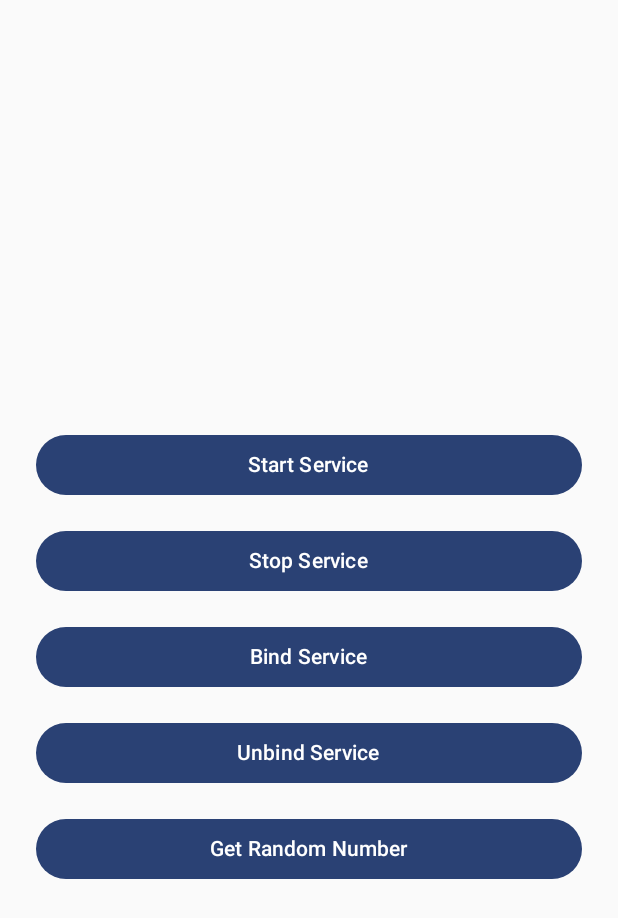
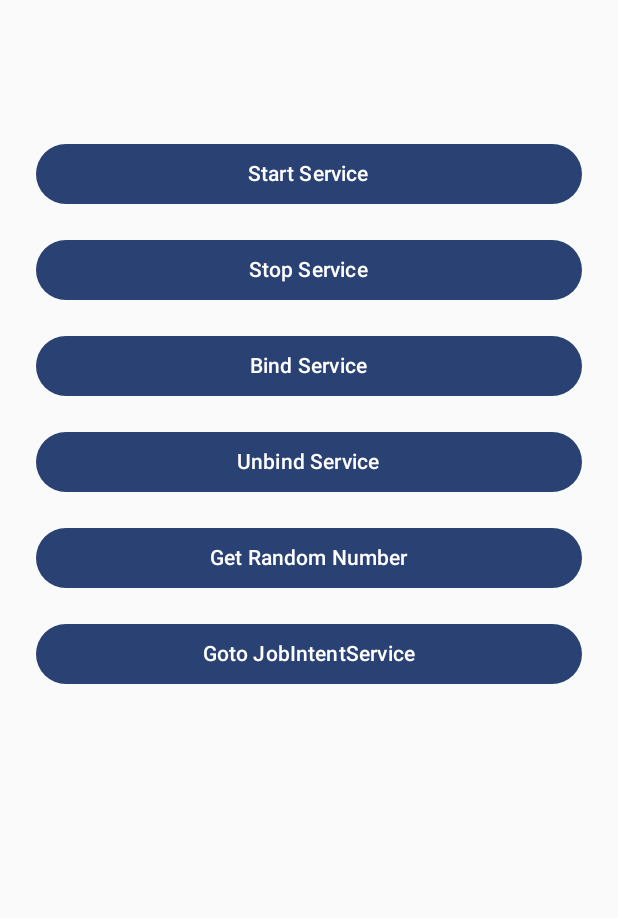
Before and after one commit to gunishjain/ServicesPlayground, an Android app built with Jetpack Compose: the screen it shows after launch (MainActivity), on a phone screen of 412 x 824 dp. Shown: the top 918 px of the screen. Run offline under Robolectric (Android 15) with nearby library versions, the phone set to English and light mode, and no system bars.

Commit message:
implement jobintent service

```diff
--- a/app/build.gradle.kts
+++ b/app/build.gradle.kts
@@ -2,6 +2,7 @@ plugins {
     alias(libs.plugins.android.application)
     alias(libs.plugins.kotlin.android)
     alias(libs.plugins.kotlin.compose)
+    kotlin("plugin.serialization")
 }
 
 android {
@@ -56,4 +57,8 @@ dependencies {
     androidTestImplementation(libs.androidx.compose.ui.test.junit4)
     debugImplementation(libs.androidx.compose.ui.tooling)
     debugImplementation(libs.androidx.compose.ui.test.manifest)
+
+    implementation("androidx.navigation:navigation-compose:2.9.5")
+
+
 }
--- a/app/src/main/AndroidManifest.xml
+++ b/app/src/main/AndroidManifest.xml
@@ -1,6 +1,8 @@
 <?xml version="1.0" encoding="utf-8"?>
 <manifest xmlns:android="http://schemas.android.com/apk/res/android"
     xmlns:tools="http://schemas.android.com/tools">
+
+    <uses-permission android:name="android.permission.WAKE_LOCK"/>
 
     <application
         android:allowBackup="true"
@@ -23,7 +25,9 @@
             </intent-filter>
         </activity>
 
-        <service android:name=".MyService"/>
+        <service android:name=".boundservice.MyService"/>
+
+        <service android:name=".jobintentservice.MyJIService" android:permission="android.permission.BIND_JOB_SERVICE"/>
 
     </application>
 
--- a/app/src/main/java/com/gunishjain/servicesplayground/MainActivity.kt
+++ b/app/src/main/java/com/gunishjain/servicesplayground/MainActivity.kt
@@ -2,7 +2,6 @@ package com.gunishjain.servicesplayground
 
 import android.content.ComponentName
 import android.content.Context
-import android.content.Context.BIND_AUTO_CREATE
 import android.content.Intent
 import android.content.ServiceConnection
 import android.os.Bundle
@@ -10,30 +9,21 @@ import android.os.IBinder
 import androidx.activity.ComponentActivity
 import androidx.activity.compose.setContent
 import androidx.activity.enableEdgeToEdge
-import androidx.compose.foundation.layout.Arrangement
-import androidx.compose.foundation.layout.Column
-import androidx.compose.foundation.layout.Spacer
-import androidx.compose.foundation.layout.fillMaxSize
-import androidx.compose.foundation.layout.fillMaxWidth
-import androidx.compose.foundation.layout.height
-import androidx.compose.foundation.layout.padding
-import androidx.compose.material3.Button
-import androidx.compose.material3.ButtonDefaults
-import androidx.compose.material3.MaterialTheme
-import androidx.compose.material3.Scaffold
-import androidx.compose.material3.Text
-import androidx.compose.runtime.Composable
 import androidx.compose.runtime.getValue
 import androidx.compose.runtime.mutableStateOf
 import androidx.compose.runtime.setValue
-import androidx.compose.ui.Alignment
-import androidx.compose.ui.Modifier
-import androidx.compose.ui.tooling.preview.Preview
-import androidx.compose.ui.unit.dp
+import androidx.navigation.compose.NavHost
+import androidx.navigation.compose.composable
+import androidx.navigation.compose.rememberNavController
+import com.gunishjain.servicesplayground.boundservice.MyService
+import com.gunishjain.servicesplayground.boundservice.ServiceControlScreen
+import com.gunishjain.servicesplayground.jobintentservice.JobIntentServiceComposable
+import com.gunishjain.servicesplayground.jobintentservice.MyJIService
 import com.gunishjain.servicesplayground.ui.theme.ServicesPlaygroundTheme
 
 class MainActivity : ComponentActivity() {
     private var service: MyService? = null
+    private var myJIService: MyJIService  = MyJIService()
     private var isBound = false
     var number by mutableStateOf<String?>(null)
         private set
@@ -78,20 +68,50 @@ class MainActivity : ComponentActivity() {
         enableEdgeToEdge()
         setContent {
             ServicesPlaygroundTheme {
-                    ServiceControlScreen(
-                        getRandomNumber = { getRandomNumber() },
-                        number = number ,
-                        onStartService = { startMyService(context = applicationContext) },
-                        onStopService = { stopMyService(context = applicationContext)},
-                        bindService = { bindMyService(context = applicationContext) },
-                        unbindService = { unbindMyService(context = applicationContext)}
-                    )
+                val navController = rememberNavController()
+
+                NavHost(
+                    navController = navController,
+                    startDestination = ServiceControl
+                ) {
+                    composable<ServiceControl> {
+                        ServiceControlScreen(
+                            number = number,
+                            getRandomNumber = { getRandomNumber() },
+                            onStartService = { startMyService(applicationContext) },
+                            onStopService = { stopMyService(applicationContext) },
+                            bindService = { bindMyService(applicationContext) },
+                            unbindService = { unbindMyService(applicationContext) },
+                            goToJobIntentService = {
+                                navController.navigate(JobIntentScreen)
+                            }
+                        )
+                    }
+
+                    composable<JobIntentScreen> {
+                        JobIntentServiceComposable(
+                            onStartService = { startJIService(myJIService,applicationContext)},
+                            onStopService = { stopJiService(applicationContext)},
+                            onBack = { navController.popBackStack() }
+                        )
+                    }
+                }
             }
         }
     }
 }
 
 
+private fun startJIService(service: MyJIService, context: Context) {
+    val JIServiceIntent: Intent? = Intent(context, MyJIService::class.java)
+    service.enqueueWork(context, JIServiceIntent!!)
+}
+
+
+private fun stopJiService(context: Context) {
+    val JIServiceIntent: Intent? = Intent(context, MyJIService::class.java)
+    context.stopService(JIServiceIntent)
+}
 
 private fun startMyService(context: Context) {
     val serviceIntent = Intent(context, MyService::class.java)
@@ -101,81 +121,3 @@ private fun startMyService(context: Context) {
 private fun stopMyService(context: Context){
     context.stopService(Intent(context, MyService::class.java))
 }
-
-
-@Composable
-fun ServiceControlScreen(
-    number: String?,
-    getRandomNumber: () -> Unit,
-    onStartService: () -> Unit,
-    onStopService: () -> Unit,
-    bindService: () -> Unit,
-    unbindService: () -> Unit
-) {
-    Column(
-        modifier = Modifier
-            .fillMaxSize()
-            .padding(24.dp),
-        verticalArrangement = Arrangement.Center,
-        horizontalAlignment = Alignment.CenterHorizontally
-    ) {
-
-        Text(
-            text = if(number!=null) "Number: $number" else "",
-            style = MaterialTheme.typography.headlineMedium,
-            modifier = Modifier.padding(bottom = 16.dp)
-        )
-        Button(
-            onClick = onStartService,
-            modifier = Modifier.fillMaxWidth()
-        ) {
-            Text(text = "Start Service")
-        }
-
-        Spacer(modifier = Modifier.height(16.dp))
-
-        Button(
-            onClick = onStopService,
-            modifier = Modifier.fillMaxWidth(),
-        ) {
-            Text(text = "Stop Service")
-        }
-
-        Spacer(modifier = Modifier.height(16.dp))
-
-        Button(
-            onClick = bindService,
-            modifier = Modifier.fillMaxWidth(),
-        ) {
-            Text(text = "Bind Service")
-        }
-
-        Spacer(modifier = Modifier.height(16.dp))
-
-        Button(
-            onClick = unbindService,
-            modifier = Modifier.fillMaxWidth(),
-        ) {
-            Text(text = "Unbind Service")
-        }
-
-        Spacer(modifier = Modifier.height(16.dp))
-
-        Button(
-            onClick = getRandomNumber ,
-            modifier = Modifier.fillMaxWidth(),
-        ) {
-            Text(text = "Get Random Number")
-        }
-
-    }
-}
-
-
-
-@Preview(showBackground = true)
-@Composable
-fun GreetingPreview() {
-    ServicesPlaygroundTheme {
-    }
-}
--- /dev/null
+++ b/app/src/main/java/com/gunishjain/servicesplayground/Navigation.kt
@@ -0,0 +1,10 @@
+package com.gunishjain.servicesplayground
+
+import kotlinx.serialization.Serializable
+
+
+    @Serializable
+    data object ServiceControl
+
+    @Serializable
+    data object JobIntentScreen
--- /dev/null
+++ b/app/src/main/java/com/gunishjain/servicesplayground/boundservice/BindService.kt
@@ -0,0 +1,104 @@
+package com.gunishjain.servicesplayground.boundservice
+
+import androidx.compose.foundation.layout.Arrangement
+import androidx.compose.foundation.layout.Column
+import androidx.compose.foundation.layout.fillMaxSize
+import androidx.compose.foundation.layout.fillMaxWidth
+import androidx.compose.foundation.layout.padding
+import androidx.compose.material3.Button
+import androidx.compose.material3.MaterialTheme
+import androidx.compose.material3.Text
+import androidx.compose.runtime.Composable
+import androidx.compose.ui.Alignment
+import androidx.compose.ui.Modifier
+import androidx.compose.ui.tooling.preview.Preview
+import androidx.compose.ui.unit.dp
+import com.gunishjain.servicesplayground.ui.theme.ServicesPlaygroundTheme
+
+@Composable
+fun ServiceControlScreen(
+    number: String?,
+    getRandomNumber: () -> Unit,
+    onStartService: () -> Unit,
+    onStopService: () -> Unit,
+    bindService: () -> Unit,
+    unbindService: () -> Unit,
+    goToJobIntentService: () -> Unit
+) {
+    Column(
+        modifier = Modifier
+            .fillMaxSize()
+            .padding(24.dp),
+        verticalArrangement = Arrangement.spacedBy(16.dp),
+        horizontalAlignment = Alignment.CenterHorizontally
+    ) {
+
+        Text(
+            text = if(number!=null) "Number: $number" else "",
+            style = MaterialTheme.typography.headlineMedium,
+            modifier = Modifier.padding(bottom = 16.dp)
+        )
+        Button(
+            onClick = onStartService,
+            modifier = Modifier.fillMaxWidth()
+        ) {
+            Text(text = "Start Service")
+        }
+
+
+        Button(
+            onClick = onStopService,
+            modifier = Modifier.fillMaxWidth(),
+        ) {
+            Text(text = "Stop Service")
+        }
+
+
+        Button(
+            onClick = bindService,
+            modifier = Modifier.fillMaxWidth(),
+        ) {
+            Text(text = "Bind Service")
+        }
+
+
+        Button(
+            onClick = unbindService,
+            modifier = Modifier.fillMaxWidth(),
+        ) {
+            Text(text = "Unbind Service")
+        }
+
+
+        Button(
+            onClick = getRandomNumber ,
+            modifier = Modifier.fillMaxWidth(),
+        ) {
+            Text(text = "Get Random Number")
+        }
+
+        Button(
+            onClick = goToJobIntentService ,
+            modifier = Modifier.fillMaxWidth(),
+        ) {
+            Text(text = "Goto JobIntentService")
+        }
+
+    }
+}
+
+@Preview(showBackground = true)
+@Composable
+fun BindServicePreview() {
+    ServicesPlaygroundTheme {
+        ServiceControlScreen(
+            number = "2",
+            getRandomNumber = {},
+            onStartService = {},
+            onStopService = {},
+            bindService = {},
+            unbindService = {},
+            goToJobIntentService = {}
+        )
+    }
+}
--- a/build.gradle.kts
+++ b/build.gradle.kts
@@ -3,4 +3,5 @@ plugins {
     alias(libs.plugins.android.application) apply false
     alias(libs.plugins.kotlin.android) apply false
     alias(libs.plugins.kotlin.compose) apply false
+    id("org.jetbrains.kotlin.plugin.serialization") version "2.2.20" apply false
 }
```
Also changed, not shown: app/src/main/java/com/gunishjain/servicesplayground/boundservice/MyService.kt (added, +75 -0 lines), app/src/main/java/com/gunishjain/servicesplayground/jobintentservice/JobIntentServiceDemo.kt (added, +71 -0 lines), app/src/main/java/com/gunishjain/servicesplayground/jobintentservice/MyJIService.kt (renamed from app/src/main/java/com/gunishjain/servicesplayground/MyService.kt, +23 -32 lines).
